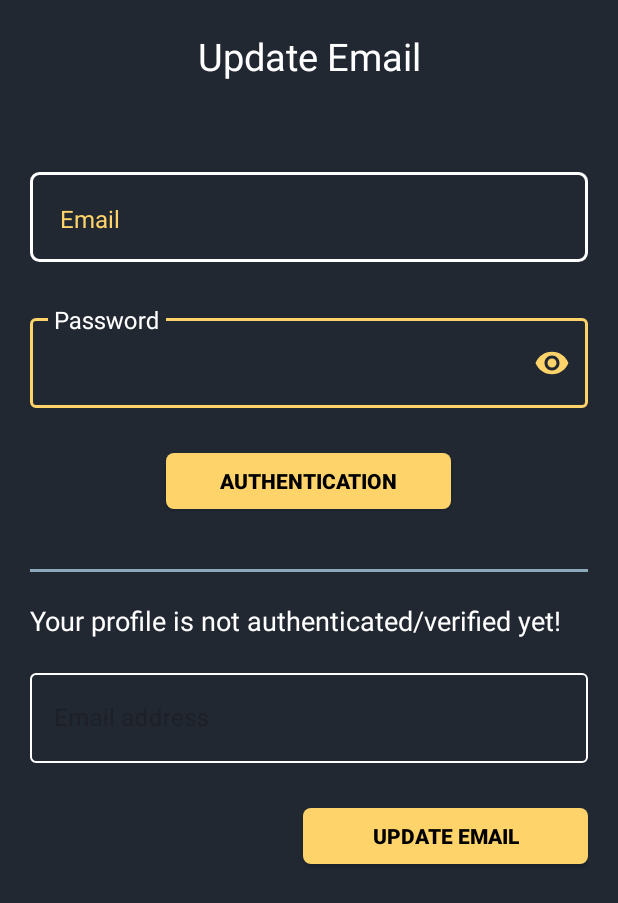
After one commit to TarunSingh2002/Quize-APP, an Android app: the layout activity_update_email.xml on its own in the app's theme, with its tools: preview values and no code run, on a phone screen of 412 x 824 dp. The commit adds this screen. Shown: the top 903 px of the screen. Run offline under Robolectric (Android 15) with nearby library versions, the phone set to English and light mode, and no system bars.

```diff
--- a/app/src/main/AndroidManifest.xml
+++ b/app/src/main/AndroidManifest.xml
@@ -12,6 +12,12 @@
         android:supportsRtl="true"
         android:theme="@style/Base.Theme.TODOLIST"
         tools:targetApi="31">
+        <activity
+            android:name=".update_email"
+            android:exported="false" />
+        <activity
+            android:name=".MainActivity2"
+            android:exported="false" />
         <activity
             android:name=".forgot_password"
             android:exported="false" />
--- a/app/src/main/java/com/example/todolist/MainActivity.java
+++ b/app/src/main/java/com/example/todolist/MainActivity.java
@@ -33,7 +33,7 @@ private FirebaseAuth authProfile;
     protected void onStart() {
         super.onStart();
         if(authProfile.getCurrentUser() != null){
-            Intent intent = new Intent(MainActivity.this, profile.class);
+            Intent intent = new Intent(MainActivity.this, MainActivity2.class);
             intent.setFlags(Intent.FLAG_ACTIVITY_CLEAR_TOP | Intent.FLAG_ACTIVITY_CLEAR_TASK | Intent.FLAG_ACTIVITY_NEW_TASK);
             startActivity(intent);
             finish();
--- a/app/src/main/java/com/example/todolist/Sign_up_user.java
+++ b/app/src/main/java/com/example/todolist/Sign_up_user.java
@@ -433,7 +433,7 @@ public class Sign_up_user extends AppCompatActivity {
                     if(task.isSuccessful())
                     {
                         if(FirebaseAuth.getInstance().getCurrentUser().isEmailVerified()){
-                            Intent intent = new Intent(Sign_up_user.this, profile.class);
+                            Intent intent = new Intent(Sign_up_user.this, MainActivity2.class);
                             intent.setFlags(Intent.FLAG_ACTIVITY_CLEAR_TOP | Intent.FLAG_ACTIVITY_CLEAR_TASK | Intent.FLAG_ACTIVITY_NEW_TASK);
                             startActivity(intent);
                             finish();
--- a/app/src/main/java/com/example/todolist/login.java
+++ b/app/src/main/java/com/example/todolist/login.java
@@ -98,7 +98,7 @@ private String text_email="" , text_pwd ="";
                     // showing a dialog box if email not verified
                     FirebaseUser firebaseUser = authProfile.getCurrentUser();
                     if(firebaseUser.isEmailVerified()){
-                        Intent intent = new Intent(login.this, profile.class);
+                        Intent intent = new Intent(login.this, MainActivity2.class);
                         intent.setFlags(Intent.FLAG_ACTIVITY_CLEAR_TOP | Intent.FLAG_ACTIVITY_CLEAR_TASK | Intent.FLAG_ACTIVITY_NEW_TASK);
                         startActivity(intent);
                         finish();
@@ -221,7 +221,7 @@ private String text_email="" , text_pwd ="";
     protected void onStart() {
         super.onStart();
         if(authProfile.getCurrentUser() != null ){
-            Intent intent = new Intent(login.this, profile.class);
+            Intent intent = new Intent(login.this, MainActivity2.class);
             intent.setFlags(Intent.FLAG_ACTIVITY_CLEAR_TOP | Intent.FLAG_ACTIVITY_CLEAR_TASK | Intent.FLAG_ACTIVITY_NEW_TASK);
             startActivity(intent);
             finish();
--- /dev/null
+++ b/app/src/main/res/layout/activity_update_email.xml
@@ -0,0 +1,109 @@
+<?xml version="1.0" encoding="utf-8"?>
+<LinearLayout
+        xmlns:android="http://schemas.android.com/apk/res/android"
+        xmlns:app="http://schemas.android.com/apk/res-auto"
+        xmlns:tools="http://schemas.android.com/tools"
+        android:layout_width="match_parent"
+        android:layout_height="match_parent"
+        android:padding="20dp"
+        android:orientation="vertical"
+        tools:context=".update_email">
+    <TextView
+            android:layout_width="match_parent"
+            android:layout_height="wrap_content"
+            android:text="Update Email"
+            android:textSize="25sp"
+            android:textColor="@color/white"
+            android:textAlignment="center"
+            android:layout_marginBottom="60dp"/>
+    <TextView
+        android:id="@+id/email_string"
+        android:layout_width="match_parent"
+        android:layout_height="60dp"
+        android:textSize="16sp"
+        android:text="Email"
+        android:textColor="@color/golden"
+        android:layout_marginBottom="30dp"
+        android:background="@drawable/button_style_two"
+        android:padding="20dp"/>
+    <com.google.android.material.textfield.TextInputLayout
+                android:id="@+id/password"
+                android:layout_width="match_parent"
+                android:layout_height="wrap_content"
+                android:hint="Password"
+                app:boxStrokeColor="@drawable/edit_text_stroke_color_selector"
+                app:hintTextAppearance="@style/HintTextAppearance"
+                app:hintTextColor="@color/white"
+                app:passwordToggleEnabled="true"
+                app:passwordToggleTint="@color/golden"
+                style="@style/Widget.MaterialComponents.TextInputLayout.OutlinedBox">
+                <com.google.android.material.textfield.TextInputEditText
+                    android:id="@+id/password_string"
+                    android:layout_width="match_parent"
+                    android:layout_height="60dp"
+                    android:inputType="textPassword"
+                    android:textSize="16sp"
+                    android:textColor="@color/golden" />
+            </com.google.android.material.textfield.TextInputLayout>
+    <androidx.appcompat.widget.AppCompatButton
+                android:id="@+id/authentication"
+                android:layout_width="190dp"
+                android:layout_height="37dp"
+                android:background="@drawable/button_style_three"
+                app:cornerRadius="10dp"
+                android:layout_marginTop="30dp"
+                android:layout_gravity="center"
+                android:textColor="@color/black"
+                android:textStyle="bold"
+                android:text="AUTHENTICATION" />
+    <LinearLayout
+                android:layout_width="match_parent"
+                android:layout_height="wrap_content"
+                android:orientation="horizontal"
+                android:layout_marginTop="40dp"
+                android:layout_marginBottom="20dp"
+                android:gravity="center">
+        <View
+                    android:layout_width="0dp"
+                    android:background="@color/liteBlue_liter"
+                    android:layout_height="2dp"
+                    android:layout_weight="1" />
+    </LinearLayout>
+    <TextView
+        android:layout_width="match_parent"
+        android:layout_height="wrap_content"
+        android:textColor="@color/white"
+        android:textSize="18sp"
+        android:layout_marginBottom="15dp"
+        android:id="@+id/notAuth"
+        android:text="Your profile is not authenticated/verified yet!"/>
+    <com.google.android.material.textfield.TextInputLayout
+                android:id="@+id/email_new"
+                android:layout_width="match_parent"
+                android:layout_height="wrap_content"
+                android:hint="Email address"
+                android:layout_marginBottom="20dp"
+                app:boxStrokeColor="@drawable/edit_text_stroke_color_selector"
+                app:hintTextAppearance="@style/HintTextAppearance"
+                app:hintTextColor="@color/white"
+                style="@style/Widget.MaterialComponents.TextInputLayout.OutlinedBox">
+        <com.google.android.material.textfield.TextInputEditText
+                    android:id="@+id/email_new_string"
+                    android:layout_width="match_parent"
+                    android:layout_height="60dp"
+                    android:inputType="textPersonName"
+                    android:textSize="16sp"
+                    android:textColor="@color/golden" />
+    </com.google.android.material.textfield.TextInputLayout>
+    <androidx.appcompat.widget.AppCompatButton
+        android:id="@+id/ok"
+        android:layout_width="190dp"
+        android:layout_height="37dp"
+        android:background="@drawable/button_style_three"
+        app:cornerRadius="10dp"
+        android:layout_marginTop="10dp"
+        android:layout_gravity="right"
+        android:textColor="@color/black"
+        android:textStyle="bold"
+        android:text="Update Email" />
+</LinearLayout>
```
Also changed, not shown: app/src/main/java/com/example/todolist/MainActivity2.java (added, +27 -0 lines), app/src/main/java/com/example/todolist/profile.java (+62 -0 lines), app/src/main/java/com/example/todolist/update_email.java (added, +148 -0 lines), app/src/main/res/layout/activity_main2.xml (added, +15 -0 lines), app/src/main/res/layout/avatar.xml (added, +86 -0 lines).
